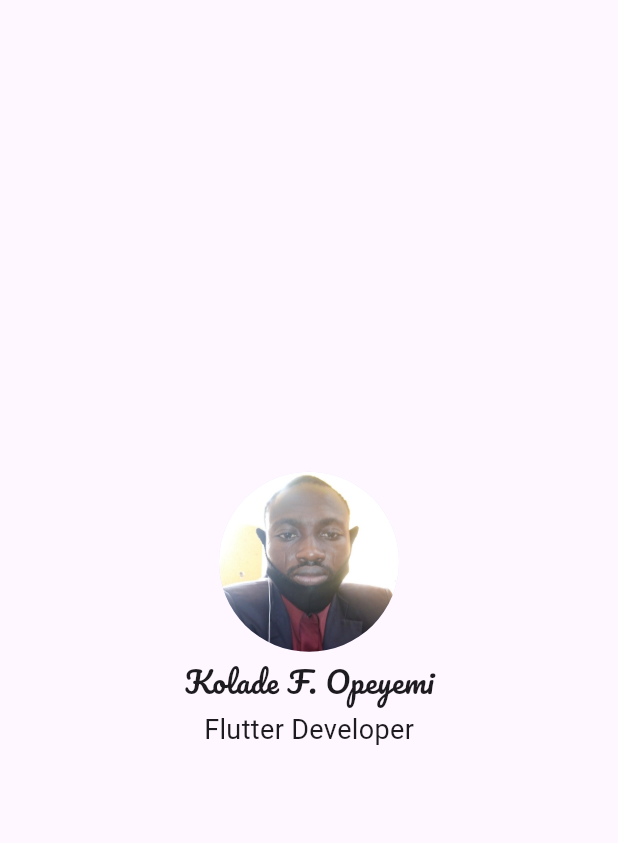
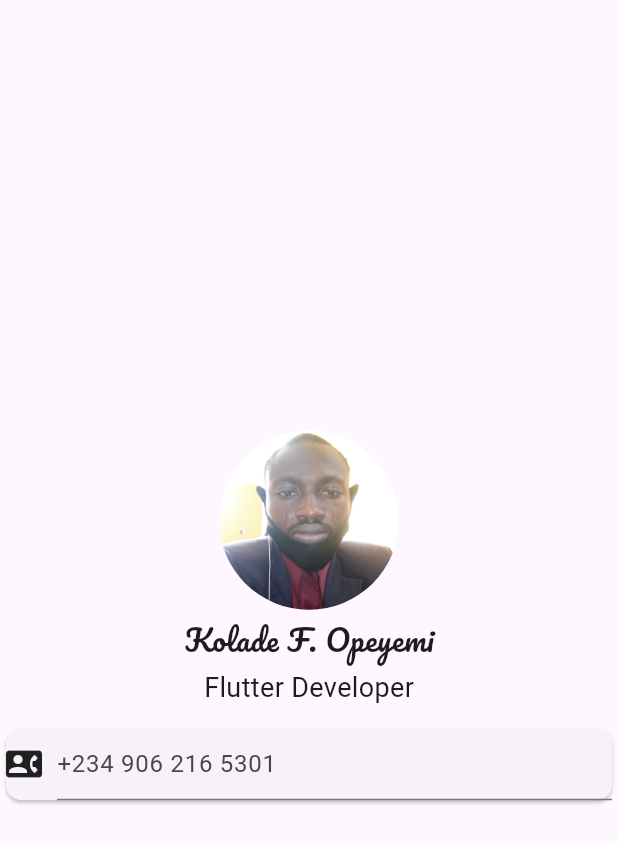
Before and after one commit to adedayo924/Flutter-App-Development-Training, a Flutter app: the screen it shows after launch, on a phone screen of 412 x 824 dp. Shown: the top 843 px of the screen. Run offline on Flutter 3.47's test engine with Material 3 defaults, Android fonts, the light colour scheme and no system bars; Roboto replaces fonts that are missing (Times New Roman).

Commit message:
added the widget to my main code

```diff
--- a/Beginner_Projects/mi_card/lib/components/text_fields.dart
+++ b/Beginner_Projects/mi_card/lib/components/text_fields.dart
@@ -12,7 +12,11 @@ class IconTextFieldRow extends StatelessWidget {
 
   @override
   Widget build(BuildContext context) {
-    return Row(
+    return Card(
+      shape: RoundedRectangleBorder(
+        borderRadius: BorderRadius.circular(10),
+      ),
+      child: Row(
         children: [
           Icon(icon),
           const SizedBox(width: 10),
@@ -24,6 +28,7 @@ class IconTextFieldRow extends StatelessWidget {
             ),
           ),
         ],
+      ),
     );
   }
 }
--- a/Beginner_Projects/mi_card/lib/main.dart
+++ b/Beginner_Projects/mi_card/lib/main.dart
@@ -1,5 +1,5 @@
 import 'package:flutter/material.dart';
-import 'package:flutter/widgets.dart';
+import 'package:mi_card/components/text_fields.dart';
 
 void main() {
   runApp(const MainApp());
@@ -45,6 +45,10 @@ class MainApp extends StatelessWidget {
               SizedBox(
                 height: 10.0,
               ),
+              IconTextFieldRow(
+                icon: Icons.contact_phone,
+                hintText: '+234 906 216 5301',
+              ),
             ],
           ),
         ),
```
Lines whose indentation alone changed are shown as unchanged.
